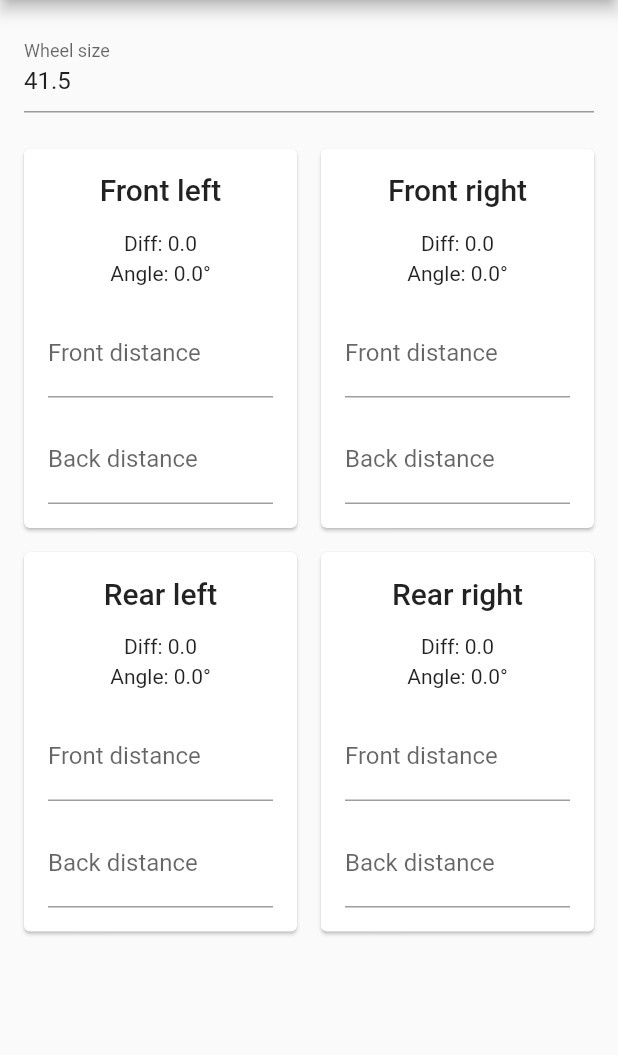
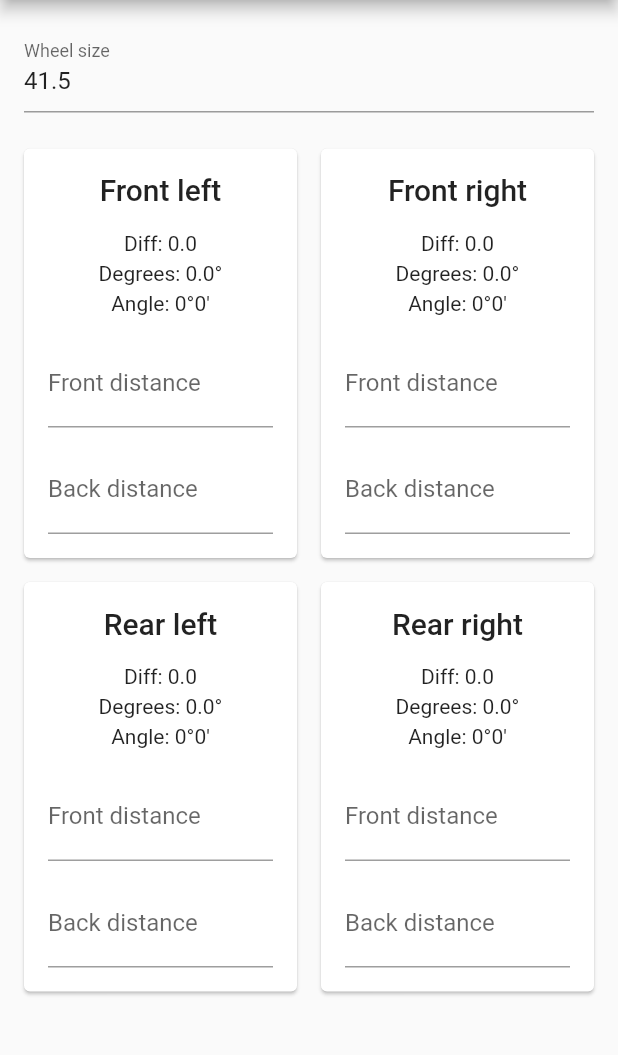
Before and after one commit to Pyozer/CarGeo, a Flutter app: the screen it shows after launch, on a phone screen of 412 x 824 dp, the part 84-1139 px from its top. Run offline on Flutter 3.47's test engine with Material 2 defaults, Android fonts, the phone set to English and light mode, and no system bars.

Commit message:
Add display in degrees minutes

```diff
--- a/lib/home_screen.dart
+++ b/lib/home_screen.dart
@@ -59,7 +59,7 @@ class _HomeScreenState extends State<HomeScreen> {
 
   Widget _buildWheel(String title, WheelSide side) {
     final titleStyle = Theme.of(context).textTheme.headline6;
-
+    final angle = _calculWheelAngle(side);
     return Expanded(
       child: CustomCard(
         children: [
@@ -67,7 +67,9 @@ class _HomeScreenState extends State<HomeScreen> {
           const SizedBox(height: 16.0),
           Text('Diff: ${_calculDiff(side)}'),
           const SizedBox(height: 4.0),
-          Text('Angle: ${_calculWheelAngle(side)}°'),
+          Text('Degrees: $angle°'),
+          const SizedBox(height: 4.0),
+          Text('Angle: ${degreeToMinute(angle)}'),
           const SizedBox(height: 16.0),
           _buildTextfield('Front distance', side, false),
           const SizedBox(height: 12.0),
--- a/lib/util.dart
+++ b/lib/util.dart
@@ -14,3 +14,9 @@ double calcAngle(double wheelSize, double distDiff, double missingDist) {
   final firstPart = pow(missingDist, 2) + pow(wheelSize, 2) - pow(distDiff, 2);
   return acos(firstPart / (2 * missingDist * wheelSize)) * (180 / pi);
 }
+
+String degreeToMinute(double degrees) {
+  final d = degrees.toInt();
+  final m = ((degrees - d) * 60).toInt();
+  return "$d°$m'";
+}
```
